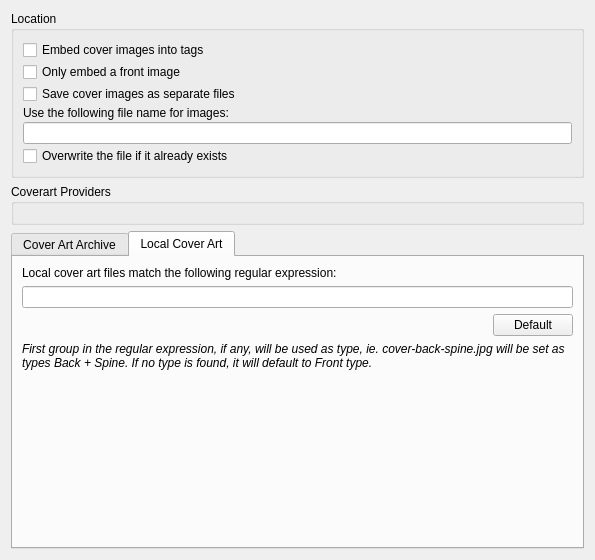
metabrainz/picard, file ui/options_cover.ui: the form before one commit.
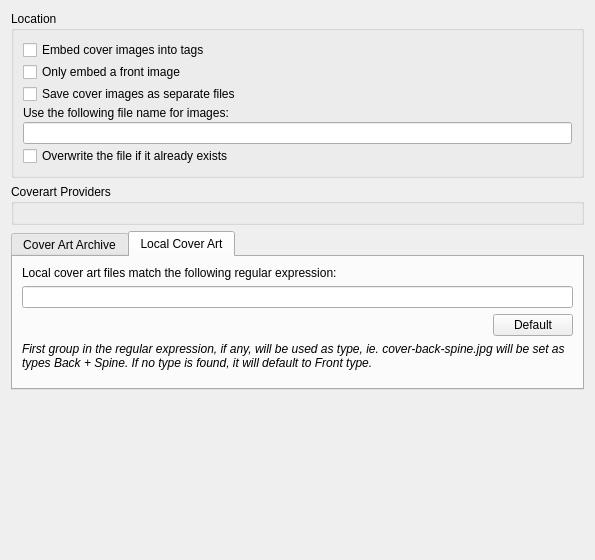
The form after the commit. The open tabs and pages were chosen to show the change.

Commit message: Improve the Cover Art options UI a bit

Diff of the .ui file:
```diff
--- a/ui/options_cover.ui
+++ b/ui/options_cover.ui
@@ -77,6 +77,12 @@
      <property name="enabled">
       <bool>true</bool>
      </property>
+     <property name="sizePolicy">
+      <sizepolicy hsizetype="Expanding" vsizetype="MinimumExpanding">
+       <horstretch>0</horstretch>
+       <verstretch>0</verstretch>
+      </sizepolicy>
+     </property>
      <property name="currentIndex">
       <number>0</number>
      </property>
@@ -268,10 +274,13 @@
          <property name="orientation">
           <enum>Qt::Vertical</enum>
          </property>
+         <property name="sizeType">
+          <enum>QSizePolicy::Expanding</enum>
+         </property>
          <property name="sizeHint" stdset="0">
           <size>
            <width>20</width>
-           <height>40</height>
+           <height>0</height>
           </size>
          </property>
         </spacer>
@@ -280,6 +289,19 @@
      </widget>
     </widget>
    </item>
+   <item>
+    <spacer name="verticalSpacer_3">
+     <property name="orientation">
+      <enum>Qt::Vertical</enum>
+     </property>
+     <property name="sizeHint" stdset="0">
+      <size>
+       <width>20</width>
+       <height>0</height>
+      </size>
+     </property>
+    </spacer>
+   </item>
   </layout>
  </widget>
  <tabstops>
```
Left out of the diff: 8 changed lines with no effect on the pictures. The commit also changes 2 other files.
